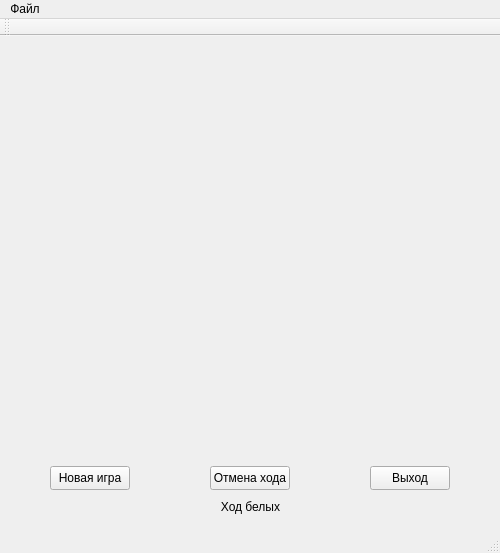
BaimuratZhaanbaev/Chess_Game, file Chess_Game/MainWindow.ui: the form before one commit.
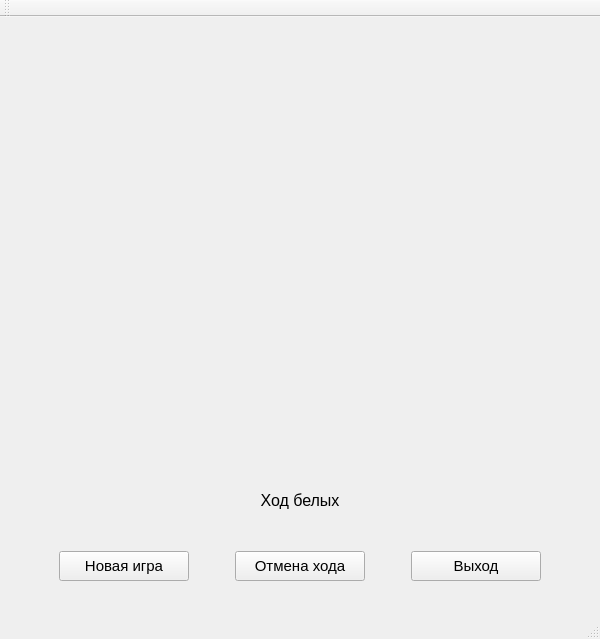
The form after the commit. Custom widgets are drawn as their Qt base class.

Commit message: Обновил дизайн главного окна

```diff
--- a/Chess_Game/MainWindow.ui
+++ b/Chess_Game/MainWindow.ui
@@ -6,97 +6,266 @@
    <rect>
     <x>0</x>
     <y>0</y>
-    <width>500</width>
-    <height>553</height>
+    <width>600</width>
+    <height>639</height>
    </rect>
   </property>
   <property name="windowTitle">
    <string>MainWindow</string>
   </property>
   <widget class="QWidget" name="centralWidget">
-   <widget class="ChessBoardWidget" name="chessBoardWidget" native="true">
-    <property name="geometry">
-     <rect>
-      <x>50</x>
-      <y>10</y>
-      <width>400</width>
-      <height>400</height>
-     </rect>
-    </property>
-   </widget>
-   <widget class="QPushButton" name="newGameButton">
-    <property name="geometry">
-     <rect>
-      <x>50</x>
-      <y>430</y>
-      <width>80</width>
-      <height>24</height>
-     </rect>
-    </property>
-    <property name="text">
-     <string>Новая игра</string>
-    </property>
-   </widget>
-   <widget class="QPushButton" name="exitButton">
-    <property name="geometry">
-     <rect>
-      <x>370</x>
-      <y>430</y>
-      <width>80</width>
-      <height>24</height>
-     </rect>
-    </property>
-    <property name="text">
-     <string>Выход</string>
-    </property>
-   </widget>
-   <widget class="QPushButton" name="undoButton">
-    <property name="geometry">
-     <rect>
-      <x>210</x>
-      <y>430</y>
-      <width>80</width>
-      <height>24</height>
-     </rect>
-    </property>
-    <property name="text">
-     <string>Отмена хода</string>
-    </property>
-   </widget>
-   <widget class="QLabel" name="statusLabel">
-    <property name="geometry">
-     <rect>
-      <x>50</x>
-      <y>460</y>
-      <width>401</width>
-      <height>21</height>
-     </rect>
-    </property>
-    <property name="text">
-     <string>Ход белых</string>
-    </property>
-    <property name="alignment">
-     <set>Qt::AlignmentFlag::AlignCenter</set>
-    </property>
-   </widget>
-  </widget>
-  <widget class="QMenuBar" name="menuBar">
-   <property name="geometry">
-    <rect>
-     <x>0</x>
-     <y>0</y>
-     <width>500</width>
-     <height>21</height>
-    </rect>
+   <property name="minimumSize">
+    <size>
+     <width>600</width>
+     <height>600</height>
+    </size>
    </property>
-   <widget class="QMenu" name="menu">
-    <property name="title">
-     <string>Файл</string>
-    </property>
-    <addaction name="action"/>
-    <addaction name="action_2"/>
-   </widget>
-   <addaction name="menu"/>
+   <layout class="QVBoxLayout" name="verticalLayout" stretch="0,0,0,0,0,0">
+    <item>
+     <spacer name="verticalSpacer_2">
+      <property name="orientation">
+       <enum>Qt::Orientation::Vertical</enum>
+      </property>
+      <property name="sizeHint" stdset="0">
+       <size>
+        <width>20</width>
+        <height>40</height>
+       </size>
+      </property>
+     </spacer>
+    </item>
+    <item>
+     <layout class="QGridLayout" name="gridLayout">
+      <item row="2" column="0">
+       <spacer name="horizontalSpacer">
+        <property name="orientation">
+         <enum>Qt::Orientation::Horizontal</enum>
+        </property>
+        <property name="sizeHint" stdset="0">
+         <size>
+          <width>40</width>
+          <height>20</height>
+         </size>
+        </property>
+       </spacer>
+      </item>
+      <item row="2" column="1">
+       <widget class="ChessBoardWidget" name="chessBoardWidget" native="true">
+        <property name="sizePolicy">
+         <sizepolicy hsizetype="Fixed" vsizetype="Fixed">
+          <horstretch>0</horstretch>
+          <verstretch>0</verstretch>
+         </sizepolicy>
+        </property>
+        <property name="minimumSize">
+         <size>
+          <width>400</width>
+          <height>400</height>
+         </size>
+        </property>
+       </widget>
+      </item>
+      <item row="2" column="2">
+       <spacer name="horizontalSpacer_2">
+        <property name="orientation">
+         <enum>Qt::Orientation::Horizontal</enum>
+        </property>
+        <property name="sizeHint" stdset="0">
+         <size>
+          <width>40</width>
+          <height>20</height>
+         </size>
+        </property>
+       </spacer>
+      </item>
+      <item row="1" column="1">
+       <spacer name="verticalSpacer">
+        <property name="orientation">
+         <enum>Qt::Orientation::Vertical</enum>
+        </property>
+        <property name="sizeHint" stdset="0">
+         <size>
+          <width>20</width>
+          <height>40</height>
+         </size>
+        </property>
+       </spacer>
+      </item>
+     </layout>
+    </item>
+    <item>
+     <widget class="QLabel" name="statusLabel">
+      <property name="minimumSize">
+       <size>
+        <width>0</width>
+        <height>30</height>
+       </size>
+      </property>
+      <property name="maximumSize">
+       <size>
+        <width>16777215</width>
+        <height>50</height>
+       </size>
+      </property>
+      <property name="font">
+       <font>
+        <pointsize>12</pointsize>
+       </font>
+      </property>
+      <property name="text">
+       <string>Ход белых</string>
+      </property>
+      <property name="alignment">
+       <set>Qt::AlignmentFlag::AlignCenter</set>
+      </property>
+     </widget>
+    </item>
+    <item>
+     <spacer name="verticalSpacer_3">
+      <property name="orientation">
+       <enum>Qt::Orientation::Vertical</enum>
+      </property>
+      <property name="sizeType">
+       <enum>QSizePolicy::Policy::Fixed</enum>
+      </property>
+      <property name="sizeHint" stdset="0">
+       <size>
+        <width>20</width>
+        <height>30</height>
+       </size>
+      </property>
+     </spacer>
+    </item>
+    <item>
+     <layout class="QHBoxLayout" name="horizontalLayout">
+      <item>
+       <spacer name="horizontalSpacer_5">
+        <property name="orientation">
+         <enum>Qt::Orientation::Horizontal</enum>
+        </property>
+        <property name="sizeHint" stdset="0">
+         <size>
+          <width>40</width>
+          <height>20</height>
+         </size>
+        </property>
+       </spacer>
+      </item>
+      <item>
+       <widget class="QPushButton" name="newGameButton">
+        <property name="minimumSize">
+         <size>
+          <width>130</width>
+          <height>30</height>
+         </size>
+        </property>
+        <property name="font">
+         <font>
+          <pointsize>11</pointsize>
+         </font>
+        </property>
+        <property name="text">
+         <string>Новая игра</string>
+        </property>
+       </widget>
+      </item>
+      <item>
+       <spacer name="horizontalSpacer_3">
+        <property name="orientation">
+         <enum>Qt::Orientation::Horizontal</enum>
+        </property>
+        <property name="sizeType">
+         <enum>QSizePolicy::Policy::Fixed</enum>
+        </property>
+        <property name="sizeHint" stdset="0">
+         <size>
+          <width>40</width>
+          <height>20</height>
+         </size>
+        </property>
+       </spacer>
+      </item>
+      <item>
+       <widget class="QPushButton" name="undoButton">
+        <property name="minimumSize">
+         <size>
+          <width>130</width>
+          <height>30</height>
+         </size>
+        </property>
+        <property name="font">
+         <font>
+          <pointsize>11</pointsize>
+         </font>
+        </property>
+        <property name="text">
+         <string>Отмена хода</string>
+        </property>
+       </widget>
+      </item>
+      <item>
+       <spacer name="horizontalSpacer_4">
+        <property name="orientation">
+         <enum>Qt::Orientation::Horizontal</enum>
+        </property>
+        <property name="sizeType">
+         <enum>QSizePolicy::Policy::Fixed</enum>
+        </property>
+        <property name="sizeHint" stdset="0">
+         <size>
+          <width>40</width>
+          <height>20</height>
+         </size>
+        </property>
+       </spacer>
+      </item>
+      <item>
+       <widget class="QPushButton" name="exitButton">
+        <property name="minimumSize">
+         <size>
+          <width>130</width>
+          <height>30</height>
+         </size>
+        </property>
+        <property name="font">
+         <font>
+          <pointsize>11</pointsize>
+         </font>
+        </property>
+        <property name="text">
+         <string>Выход</string>
+        </property>
+       </widget>
+      </item>
+      <item>
+       <spacer name="horizontalSpacer_6">
+        <property name="orientation">
+         <enum>Qt::Orientation::Horizontal</enum>
+        </property>
+        <property name="sizeHint" stdset="0">
+         <size>
+          <width>40</width>
+          <height>20</height>
+         </size>
+        </property>
+       </spacer>
+      </item>
+     </layout>
+    </item>
+    <item>
+     <spacer name="verticalSpacer_4">
+      <property name="orientation">
+       <enum>Qt::Orientation::Vertical</enum>
+      </property>
+      <property name="sizeHint" stdset="0">
+       <size>
+        <width>20</width>
+        <height>40</height>
+       </size>
+      </property>
+     </spacer>
+    </item>
+   </layout>
   </widget>
   <widget class="QToolBar" name="mainToolBar">
    <attribute name="toolBarArea">
```
